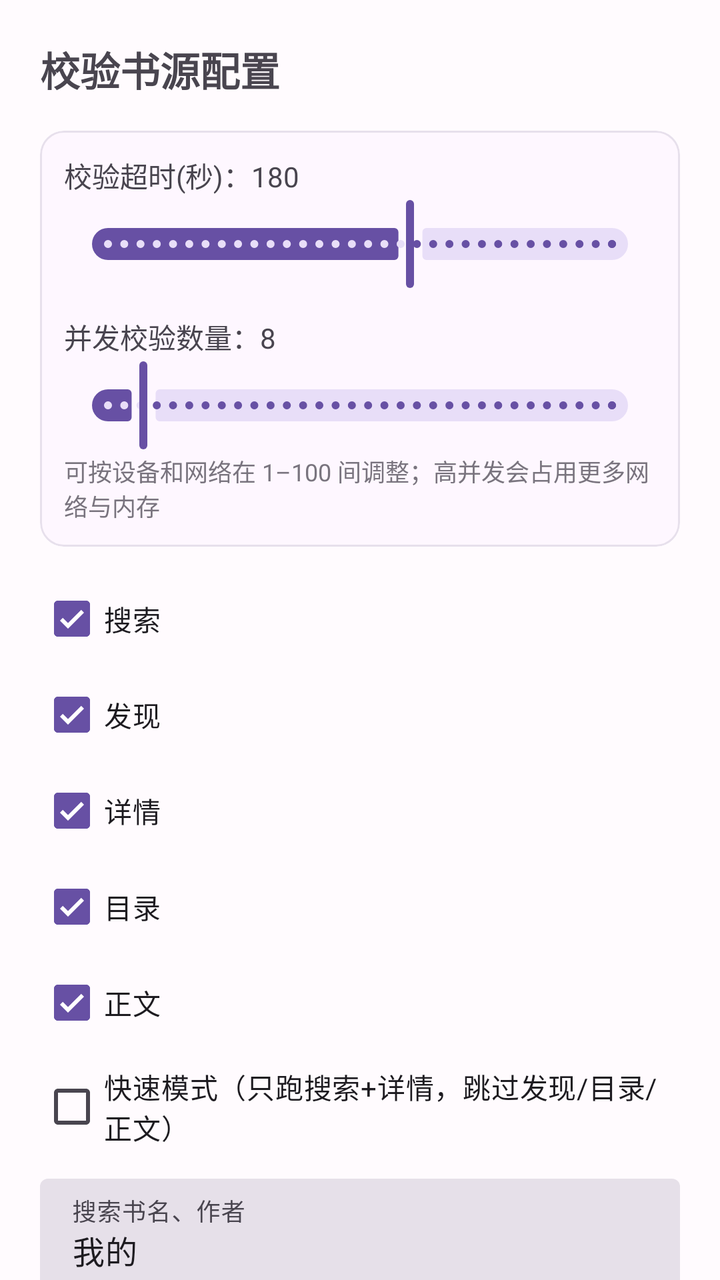
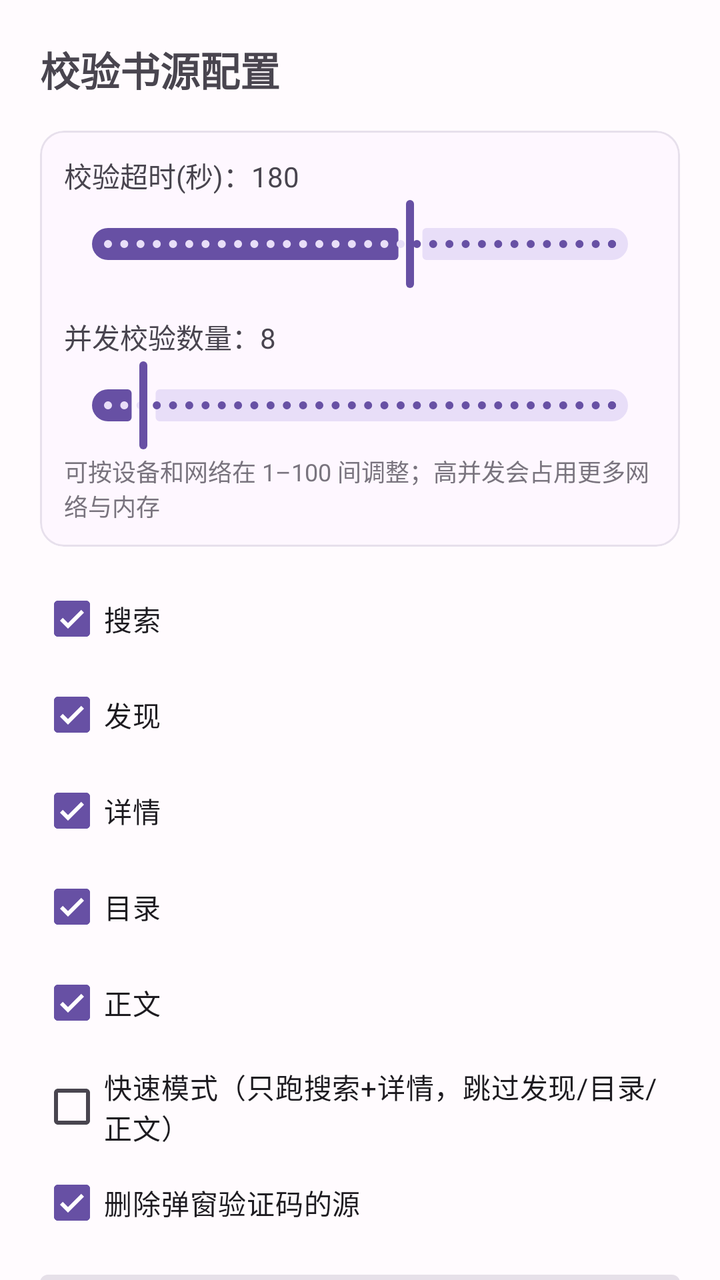

An Android layout rendered at two revisions. The XML below is the earlier revision; the diff shows what the commit changed to produce the second picture.
<!-- AndroidManifest.xml: application theme Theme.YueduDedupe -->
<!-- res/layout/dialog_check_source.xml -->
<?xml version="1.0" encoding="utf-8"?>
<androidx.core.widget.NestedScrollView xmlns:android="http://schemas.android.com/apk/res/android"
    xmlns:app="http://schemas.android.com/apk/res-auto"
    android:layout_width="match_parent"
    android:layout_height="wrap_content"
    android:fillViewport="true">

    <LinearLayout
        android:layout_width="match_parent"
        android:layout_height="wrap_content"
        android:orientation="vertical"
        android:padding="20dp">

        <TextView
            android:layout_width="match_parent"
            android:layout_height="wrap_content"
            android:text="@string/check_source_config"
            android:textSize="20sp"
            android:textStyle="bold" />

        <com.google.android.material.card.MaterialCardView
            android:layout_width="match_parent"
            android:layout_height="wrap_content"
            android:layout_marginTop="16dp"
            app:cardElevation="0dp"
            app:strokeWidth="1dp"
            app:strokeColor="@color/md_theme_surface_variant">

            <LinearLayout
                android:layout_width="match_parent"
                android:layout_height="wrap_content"
                android:orientation="vertical"
                android:padding="12dp">

                <TextView
                    android:id="@+id/tvTimeoutLabel"
                    android:layout_width="match_parent"
                    android:layout_height="wrap_content"
                    android:text="校验超时(秒)：180" />

                <com.google.android.material.slider.Slider
                    android:id="@+id/sliderTimeout"
                    android:layout_width="match_parent"
                    android:layout_height="wrap_content"
                    android:valueFrom="0"
                    android:valueTo="300"
                    android:stepSize="1"
                    android:value="180" />

                <TextView
                    android:id="@+id/tvCheckConcurrencyLabel"
                    android:layout_width="match_parent"
                    android:layout_height="wrap_content"
                    android:layout_marginTop="12dp"
                    android:text="并发校验数量：8" />

                <com.google.android.material.slider.Slider
                    android:id="@+id/sliderCheckConcurrency"
                    android:layout_width="match_parent"
                    android:layout_height="wrap_content"
                    android:valueFrom="1"
                    android:valueTo="100"
                    android:stepSize="1"
                    android:value="8" />

                <TextView
                    android:layout_width="match_parent"
                    android:layout_height="wrap_content"
                    android:text="可按设备和网络在 1–100 间调整；高并发会占用更多网络与内存"
                    android:textColor="@color/md_theme_outline"
                    android:textSize="12sp" />
            </LinearLayout>
        </com.google.android.material.card.MaterialCardView>

        <com.google.android.material.checkbox.MaterialCheckBox
            android:id="@+id/cbSearch"
            android:layout_width="match_parent"
            android:layout_height="wrap_content"
            android:layout_marginTop="12dp"
            android:checked="true"
            android:text="@string/search" />

        <com.google.android.material.checkbox.MaterialCheckBox
            android:id="@+id/cbDiscovery"
            android:layout_width="match_parent"
            android:layout_height="wrap_content"
            android:checked="true"
            android:text="@string/discovery" />

        <com.google.android.material.checkbox.MaterialCheckBox
            android:id="@+id/cbInfo"
            android:layout_width="match_parent"
            android:layout_height="wrap_content"
            android:checked="true"
            android:text="@string/source_tab_info" />

        <com.google.android.material.checkbox.MaterialCheckBox
            android:id="@+id/cbCategory"
            android:layout_width="match_parent"
            android:layout_height="wrap_content"
            android:checked="true"
            android:text="@string/chapter_list" />

        <com.google.android.material.checkbox.MaterialCheckBox
            android:id="@+id/cbContent"
            android:layout_width="match_parent"
            android:layout_height="wrap_content"
            android:checked="true"
            android:text="@string/source_tab_content" />

        <com.google.android.material.checkbox.MaterialCheckBox
            android:id="@+id/cbQuickMode"
            android:layout_width="match_parent"
            android:layout_height="wrap_content"
            android:layout_marginTop="4dp"
            android:text="快速模式（只跑搜索+详情，跳过发现/目录/正文）" />

        <com.google.android.material.textfield.TextInputLayout
            android:id="@+id/tilCheckKeyword"
            style="@style/Widget.Material3.TextInputLayout.FilledBox"
            android:layout_width="match_parent"
            android:layout_height="wrap_content"
            android:layout_marginTop="12dp"
            android:hint="@string/check_source_keyword"
            app:boxBackgroundMode="filled">

            <com.google.android.material.textfield.TextInputEditText
                android:id="@+id/etCheckKeyword"
                android:layout_width="match_parent"
                android:layout_height="wrap_content"
                android:importantForAutofill="no"
                android:inputType="text"
                android:maxLines="1"
                android:text="@string/check_source_keyword_default" />
        </com.google.android.material.textfield.TextInputLayout>

        <com.google.android.material.textfield.TextInputLayout
            style="@style/Widget.Material3.TextInputLayout.FilledBox"
            android:layout_width="match_parent"
            android:layout_height="wrap_content"
            android:layout_marginTop="12dp"
            android:hint="可用状态码（如 200-399，支持逗号分隔）"
            app:boxBackgroundMode="filled">

            <com.google.android.material.textfield.TextInputEditText
                android:id="@+id/etOkStatus"
                android:layout_width="match_parent"
                android:layout_height="wrap_content"
                android:importantForAutofill="no"
                android:inputType="text"
                android:maxLines="1"
                android:text="200-399" />
        </com.google.android.material.textfield.TextInputLayout>

        <TextView
            android:layout_width="match_parent"
            android:layout_height="wrap_content"
            android:layout_marginTop="16dp"
            android:text="@string/check_source_kinds"
            android:textStyle="bold" />

        <LinearLayout
            android:layout_width="match_parent"
            android:layout_height="wrap_content"
            android:orientation="horizontal">

            <com.google.android.material.checkbox.MaterialCheckBox
                android:id="@+id/cbKindNovel"
                android:layout_width="wrap_content"
                android:layout_height="wrap_content"
                android:layout_marginEnd="8dp"
                android:checked="true"
                android:text="@string/kind_novel" />

            <com.google.android.material.checkbox.MaterialCheckBox
                android:id="@+id/cbKindComic"
                android:layout_width="wrap_content"
                android:layout_height="wrap_content"
                android:layout_marginEnd="8dp"
                android:checked="true"
                android:text="@string/kind_comic" />

            <com.google.android.material.checkbox.MaterialCheckBox
                android:id="@+id/cbKindVideo"
                android:layout_width="wrap_content"
                android:layout_height="wrap_content"
                android:checked="true"
                android:text="@string/kind_video" />
        </LinearLayout>

        <LinearLayout
            android:layout_width="match_parent"
            android:layout_height="wrap_content"
            android:orientation="horizontal">

            <com.google.android.material.checkbox.MaterialCheckBox
                android:id="@+id/cbKindAudio"
                android:layout_width="wrap_content"
                android:layout_height="wrap_content"
                android:layout_marginEnd="8dp"
                android:checked="true"
                android:text="@string/kind_audio" />

            <com.google.android.material.checkbox.MaterialCheckBox
                android:id="@+id/cbKindFile"
                android:layout_width="wrap_content"
                android:layout_height="wrap_content"
                android:checked="true"
                android:text="@string/kind_file" />
        </LinearLayout>

        <LinearLayout
            android:layout_width="match_parent"
            android:layout_height="wrap_content"
            android:layout_marginTop="16dp"
            android:gravity="end"
            android:orientation="horizontal">

            <com.google.android.material.button.MaterialButton
                android:id="@+id/btnReset"
                style="@style/Widget.Material3.Button.TextButton"
                android:layout_width="wrap_content"
                android:layout_height="wrap_content"
                android:text="@string/reset_defaults" />

            <View
                android:layout_width="0dp"
                android:layout_height="0dp"
                android:layout_weight="1" />

            <com.google.android.material.button.MaterialButton
                android:id="@+id/btnCancel"
                style="@style/Widget.Material3.Button.TextButton"
                android:layout_width="wrap_content"
                android:layout_height="wrap_content"
                android:text="@string/cancel" />

            <com.google.android.material.button.MaterialButton
                android:id="@+id/btnOk"
                android:layout_width="wrap_content"
                android:layout_height="wrap_content"
                android:text="@string/ok" />
        </LinearLayout>
    </LinearLayout>
</androidx.core.widget.NestedScrollView>
<!-- resources referenced by this layout -->
<resources>
  <color name="md_theme_outline">#79747E</color>
  <color name="md_theme_surface_variant">#E7E0EC</color>
  <string name="cancel">取消</string>
  <string name="chapter_list">目录</string>
  <string name="check_source_config">校验书源配置</string>
  <string name="check_source_keyword">搜索书名、作者</string>
  <string name="check_source_keyword_default">我的</string>
  <string name="check_source_kinds">校验类型</string>
  <string name="discovery">发现</string>
  <string name="kind_audio">音频</string>
  <string name="kind_comic">漫画</string>
  <string name="kind_file">文件</string>
  <string name="kind_novel">小说</string>
  <string name="kind_video">视频</string>
  <string name="ok">确定</string>
  <string name="reset_defaults">重置默认</string>
  <string name="search">搜索</string>
  <string name="source_tab_content">正文</string>
  <string name="source_tab_info">详情</string>
  <style name="Theme.YueduDedupe" parent="Theme.Material3.DayNight.NoActionBar">
          <item name="colorPrimary">@color/md_theme_primary</item>
          <item name="colorOnPrimary">@color/md_theme_on_primary</item>
          <item name="colorPrimaryContainer">@color/md_theme_primary_container</item>
          <item name="colorSecondary">@color/md_theme_secondary</item>
          <item name="android:statusBarColor">@color/md_theme_surface</item>
          <item name="android:navigationBarColor">@color/md_theme_surface</item>
          <item name="android:windowLightStatusBar">true</item>
          <item name="android:windowBackground">@color/md_theme_background</item>
      </style>
  <color name="md_theme_primary">#6750A4</color>
  <color name="md_theme_on_primary">#FFFFFF</color>
  <color name="md_theme_primary_container">#EADDFF</color>
  <color name="md_theme_secondary">#625B71</color>
  <color name="md_theme_surface">#FFFBFE</color>
  <color name="md_theme_background">#FFFBFE</color>
</resources>

<!-- the commit's change to res/layout/dialog_check_source.xml (unified diff, before → after) -->
@@ -115,6 +115,13 @@
             android:layout_marginTop="4dp"
             android:text="快速模式（只跑搜索+详情，跳过发现/目录/正文）" />
 
+        <com.google.android.material.checkbox.MaterialCheckBox
+            android:id="@+id/cbDeleteCaptcha"
+            android:layout_width="match_parent"
+            android:layout_height="wrap_content"
+            android:checked="true"
+            android:text="删除弹窗验证码的源" />
+
         <com.google.android.material.textfield.TextInputLayout
             android:id="@+id/tilCheckKeyword"
             style="@style/Widget.Material3.TextInputLayout.FilledBox"
